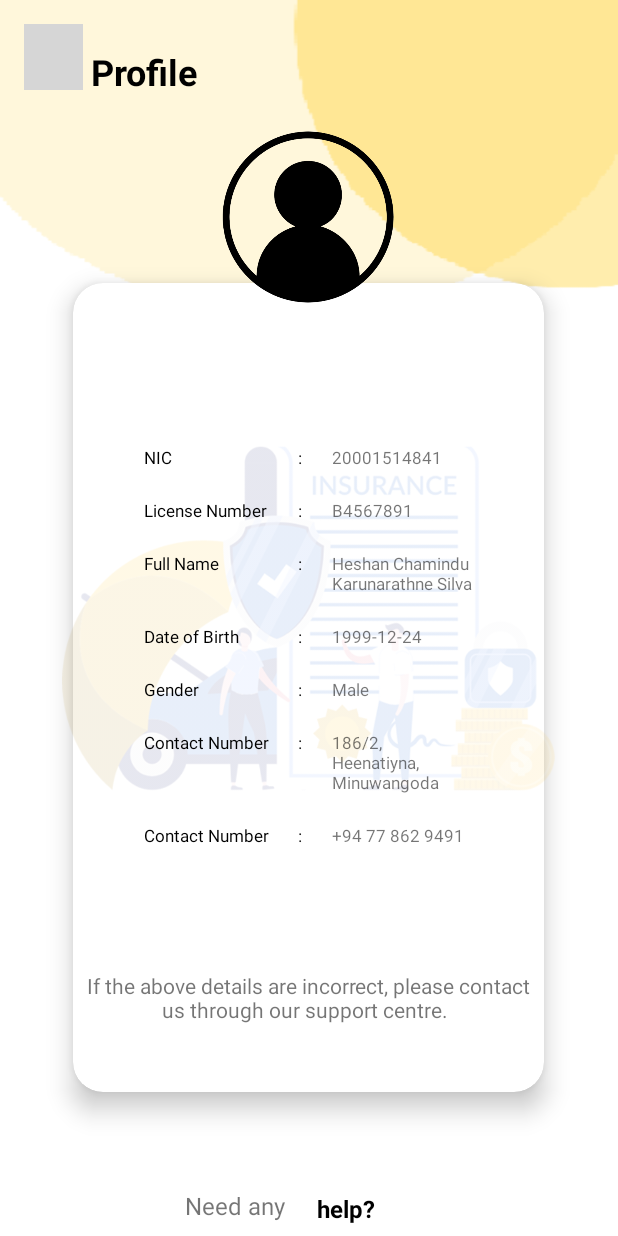
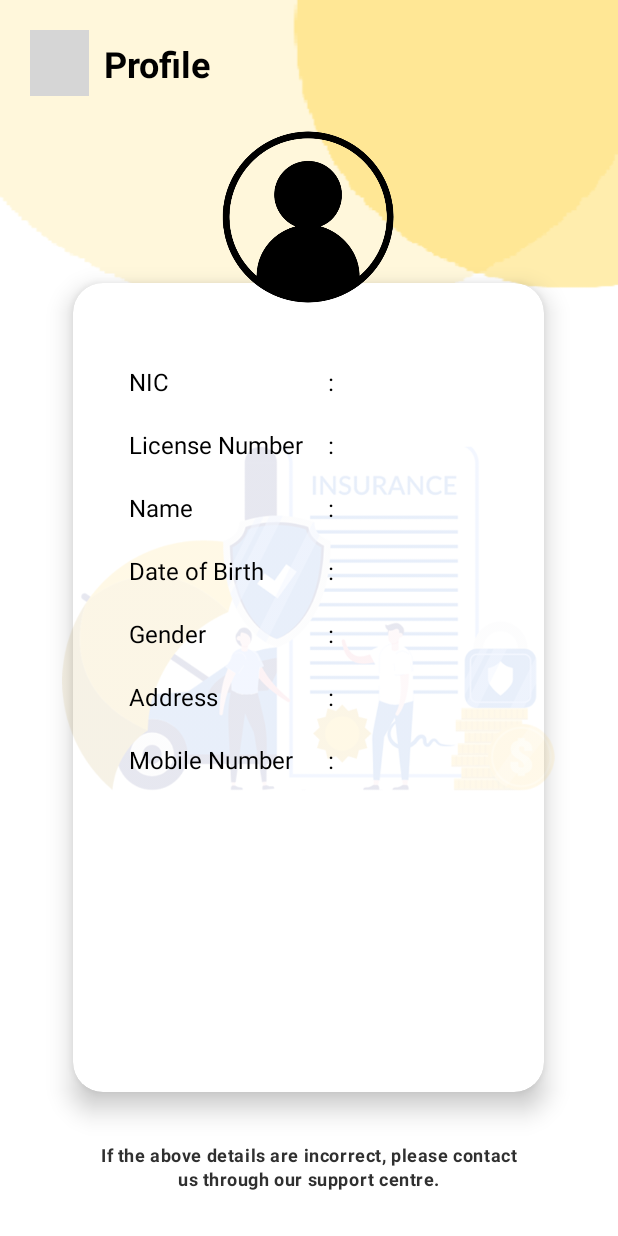
Before and after one commit to BimbiAver/WeCare-Insurance, an Android app: the ProfileActivity screen opened directly, with no data from a screen before it, on a phone screen of 412 x 824 dp. Run offline under Robolectric (Android 15) with nearby library versions, the phone set to English and light mode, and no system bars; network calls fail; grey boxes are pictures that could not be loaded.

Commit message:
ProfileActivity is done

```diff
--- a/app/src/main/java/com/orionsoft/wecareinsurance/DashboardActivity.kt
+++ b/app/src/main/java/com/orionsoft/wecareinsurance/DashboardActivity.kt
@@ -17,6 +17,7 @@ class DashboardActivity : AppCompatActivity(), View.OnClickListener {
 
     private lateinit var txtDashboardGreet: TextView
     private lateinit var btnLogOut: Button
+    private lateinit var imgBtnProfile: ImageButton
     private lateinit var cdViewReportCase: CardView
     private lateinit var cdViewPrevCases: CardView
     private lateinit var cdViewRegVehicles: CardView
@@ -52,6 +53,11 @@ class DashboardActivity : AppCompatActivity(), View.OnClickListener {
                 startActivity(intent)
                 overridePendingTransition(android.R.anim.fade_in, android.R.anim.fade_out)
             }
+            R.id.imgBtnProfile -> {
+                val intent = Intent(this, ProfileActivity::class.java)
+                startActivity(intent)
+                overridePendingTransition(android.R.anim.fade_in, android.R.anim.fade_out)
+            }
         }
     }
 
@@ -65,6 +71,7 @@ class DashboardActivity : AppCompatActivity(), View.OnClickListener {
 
         txtDashboardGreet = findViewById(R.id.txtDashboardGreet)
         btnLogOut = findViewById(R.id.btnLogOut)
+        imgBtnProfile = findViewById(R.id.imgBtnProfile)
         cdViewReportCase = findViewById(R.id.cdViewReportCase)
         cdViewPrevCases = findViewById(R.id.cdViewPrevCases)
         cdViewRegVehicles = findViewById(R.id.cdViewRegVehicles)
@@ -75,6 +82,7 @@ class DashboardActivity : AppCompatActivity(), View.OnClickListener {
 
         // Instantiate the setOnClickListener(s) at runtime
         btnLogOut.setOnClickListener(this)
+        imgBtnProfile.setOnClickListener(this)
         cdViewReportCase.setOnClickListener(this)
         cdViewPrevCases.setOnClickListener(this)
         cdViewRegVehicles.setOnClickListener(this)
--- a/app/src/main/java/com/orionsoft/wecareinsurance/ProfileActivity.kt
+++ b/app/src/main/java/com/orionsoft/wecareinsurance/ProfileActivity.kt
@@ -1,11 +1,71 @@
 package com.orionsoft.wecareinsurance
 
+import android.content.Intent
+import android.net.Uri
 import androidx.appcompat.app.AppCompatActivity
 import android.os.Bundle
+import android.view.View
+import android.widget.ImageButton
+import android.widget.TextView
 
-class ProfileActivity : AppCompatActivity() {
+class ProfileActivity : AppCompatActivity(), View.OnClickListener {
+
+    private lateinit var imgBtnProfBack: ImageButton
+    private lateinit var txtProfNIC: TextView
+    private lateinit var txtProfLicenseNo: TextView
+    private lateinit var txtProfName: TextView
+    private lateinit var txtProfDOB: TextView
+    private lateinit var txtProfGender: TextView
+    private lateinit var txtProfAddress: TextView
+    private lateinit var txtProfMobNum: TextView
+
+    private var sharedPrefManager: SharedPrefManager? = null // SharedPreferences for login session
+
+//        -----------------------------------------------------------------------------------------------
+
+    //    Activity wide interface - onClick() method
+    override fun onClick(view: View?) {
+        when (view?.id) {
+            R.id.imgBtnProfBack -> {
+                finish()
+                overridePendingTransition(android.R.anim.slide_in_left, android.R.anim.slide_out_right)
+            }
+        }
+    }
+
+//        -----------------------------------------------------------------------------------------------
+
     override fun onCreate(savedInstanceState: Bundle?) {
         super.onCreate(savedInstanceState)
         setContentView(R.layout.activity_profile)
+
+        imgBtnProfBack = findViewById(R.id.imgBtnProfBack)
+        txtProfNIC = findViewById(R.id.txtProfNIC)
+        txtProfLicenseNo = findViewById(R.id.txtProfLicenseNo)
+        txtProfName = findViewById(R.id.txtProfName)
+        txtProfDOB = findViewById(R.id.txtProfDOB)
+        txtProfGender = findViewById(R.id.txtProfGender)
+        txtProfAddress = findViewById(R.id.txtProfAddress)
+        txtProfMobNum = findViewById(R.id.txtProfMobNum)
+
+        sharedPrefManager = SharedPrefManager(this) // Instantiate the SharedPrefManager
+
+        txtProfNIC.text = sharedPrefManager!!.getPreferenceString("nic")
+        txtProfLicenseNo.text = sharedPrefManager!!.getPreferenceString("licenseNo")
+        txtProfName.text = sharedPrefManager!!.getPreferenceString("name")
+        txtProfDOB.text = sharedPrefManager!!.getPreferenceString("dob")
+        txtProfGender.text = sharedPrefManager!!.getPreferenceString("gender")
+        txtProfAddress.text = sharedPrefManager!!.getPreferenceString("address")
+        txtProfMobNum.text = sharedPrefManager!!.getPreferenceString("mobNumber")
+
+        // Instantiate the setOnClickListener(s) at runtime
+        imgBtnProfBack.setOnClickListener(this)
+    }
+
+//        -----------------------------------------------------------------------------------------------
+
+    override fun onBackPressed() {
+        finish()
+        overridePendingTransition(android.R.anim.slide_in_left, android.R.anim.slide_out_right)
     }
 }
--- a/app/src/main/res/layout/activity_dashboard.xml
+++ b/app/src/main/res/layout/activity_dashboard.xml
@@ -297,6 +297,19 @@
 
     </TableLayout>
 
+    <ImageButton
+        android:id="@+id/imgBtnProfile"
+        android:layout_width="45dp"
+        android:layout_height="45dp"
+        android:layout_marginTop="35dp"
+        android:layout_marginEnd="35dp"
+        android:adjustViewBounds="true"
+        android:background="@null"
+        android:scaleType="fitCenter"
+        app:layout_constraintEnd_toEndOf="parent"
+        app:layout_constraintTop_toTopOf="parent"
+        app:srcCompat="@drawable/user" />
+
     <!--        app:layout_constraintTop_toBottomOf="@+id/btn_getstarted"-->
 
 
--- a/app/src/main/res/layout/activity_profile.xml
+++ b/app/src/main/res/layout/activity_profile.xml
@@ -60,81 +60,49 @@
         android:id="@+id/include4"
         layout="@layout/table_profile"
         android:layout_width="279dp"
-        android:layout_height="395dp"
-        app:layout_constraintBottom_toBottomOf="@+id/include"
-        app:layout_constraintEnd_toEndOf="parent"
-        app:layout_constraintHorizontal_bias="0.575"
-        app:layout_constraintStart_toStartOf="@+id/include"
-        app:layout_constraintTop_toTopOf="@+id/img_person_logo"
-        app:layout_constraintVertical_bias="0.588" />
+        android:layout_height="wrap_content"
+        android:layout_marginTop="30dp"
+        app:layout_constraintEnd_toEndOf="@+id/img_person_logo"
+        app:layout_constraintStart_toStartOf="@+id/img_person_logo"
+        app:layout_constraintTop_toBottomOf="@+id/img_person_logo" />
 
     <TextView
         android:id="@+id/txt_support"
-        android:layout_width="wrap_content"
+        android:layout_width="0dp"
         android:layout_height="wrap_content"
-        android:text="If the above details are incorrect, please contact\n               us through our support centre."
-        app:layout_constraintBottom_toBottomOf="@+id/include4"
-        app:layout_constraintEnd_toEndOf="parent"
-        app:layout_constraintStart_toStartOf="parent"
-        app:layout_constraintTop_toTopOf="@+id/include4"
-        app:layout_constraintVertical_bias="1.0" />
-
-    <TextView
-        android:id="@+id/txt_need_already"
-        android:layout_width="72dp"
-        android:layout_height="25dp"
-        android:text="Need any"
-        android:textSize="16sp"
-        app:layout_constraintBottom_toBottomOf="@+id/include"
-        app:layout_constraintEnd_toEndOf="parent"
-        app:layout_constraintHorizontal_bias="0.362"
-        app:layout_constraintStart_toStartOf="parent"
-        app:layout_constraintTop_toBottomOf="@+id/include4"
-        app:layout_constraintVertical_bias="0.946" />
-
-    <TextView
-        android:id="@+id/txtLoginHelp"
-        android:layout_width="50dp"
-        android:layout_height="29dp"
-        android:text="@string/hyperlink3"
-        android:textColor="@color/black"
-        android:textSize="16sp"
+        android:layout_marginBottom="30dp"
+        android:text="If the above details are incorrect, please contact us through our support centre."
+        android:textAlignment="center"
+        android:textAppearance="@style/TextAppearance.Material3.BodySmall"
+        android:textColor="#303030"
         android:textStyle="bold"
         app:layout_constraintBottom_toBottomOf="parent"
-        app:layout_constraintEnd_toEndOf="parent"
-        app:layout_constraintHorizontal_bias="0.096"
-        app:layout_constraintStart_toEndOf="@+id/txt_need_already"
-        app:layout_constraintTop_toTopOf="@+id/include4"
-        app:layout_constraintVertical_bias="1.0" />
+        app:layout_constraintEnd_toEndOf="@+id/include4"
+        app:layout_constraintStart_toStartOf="@+id/include4" />
 
     <ImageButton
-        android:id="@+id/img_btn_back_vehicle"
+        android:id="@+id/imgBtnProfBack"
         android:layout_width="39dp"
         android:layout_height="44dp"
-        android:layout_marginTop="16dp"
+        android:layout_marginStart="20dp"
+        android:layout_marginTop="20dp"
         android:background="@drawable/ic_action_back"
-        app:layout_constraintBottom_toTopOf="@+id/include4"
-        app:layout_constraintEnd_toEndOf="parent"
-        app:layout_constraintHorizontal_bias="0.043"
         app:layout_constraintStart_toStartOf="parent"
         app:layout_constraintTop_toTopOf="parent"
-        app:layout_constraintVertical_bias="0.0"
         tools:ignore="SpeakableTextPresentCheck,TouchTargetSizeCheck" />
 
     <TextView
         android:id="@+id/txt_report"
         android:layout_width="wrap_content"
         android:layout_height="wrap_content"
+        android:layout_marginStart="10dp"
         android:text="Profile"
         android:textColor="@color/black"
         android:textSize="24sp"
         android:textStyle="bold"
-        app:layout_constraintBottom_toTopOf="@+id/include4"
-        app:layout_constraintEnd_toEndOf="parent"
-        app:layout_constraintHorizontal_bias="0.179"
-        app:layout_constraintStart_toStartOf="parent"
-        app:layout_constraintTop_toTopOf="@+id/include"
-        app:layout_constraintVertical_bias="0.124" />
+        app:layout_constraintBottom_toBottomOf="@+id/imgBtnProfBack"
+        app:layout_constraintStart_toEndOf="@+id/imgBtnProfBack"
+        app:layout_constraintTop_toTopOf="@+id/imgBtnProfBack" />
 
 
 </androidx.constraintlayout.widget.ConstraintLayout>
--- a/app/src/main/res/layout/table_profile.xml
+++ b/app/src/main/res/layout/table_profile.xml
@@ -12,12 +12,12 @@
         <TableRow android:padding="10dp" >
 
             <TextView
-                android:textSize="11dp"
-                android:textColor="@color/black"
                 android:layout_width="wrap_content"
                 android:layout_height="wrap_content"
                 android:layout_weight="1"
-                android:text="NIC" />
+                android:text="NIC"
+                android:textColor="@color/black"
+                android:textSize="16sp" />
 
             <TextView
                 android:layout_width="wrap_content"
@@ -25,169 +25,174 @@
                 android:layout_weight="1"
                 android:text=":"
                 android:textColor="@color/black"
-                android:textSize="11dp" />
+                android:textSize="16sp" />
 
             <TextView
-                android:id="@+id/txt_nic"
-                android:textSize="11dp"
+                android:id="@+id/txtProfNIC"
                 android:layout_width="wrap_content"
                 android:layout_height="wrap_content"
-                android:layout_weight="1"
-                android:text="20001514841" />
+                android:layout_weight="5"
+                android:textSize="16sp" />
         </TableRow>
 
         <TableRow  android:padding="10dp">
 
             <TextView
-                android:textSize="11dp"
-                android:textColor="@color/black"
                 android:layout_width="wrap_content"
                 android:layout_height="wrap_content"
                 android:layout_weight="1"
-                android:text="License Number" />
+                android:text="License Number"
+                android:textColor="@color/black"
+                android:textSize="16sp" />
+
             <TextView
-                android:textSize="11dp"
-                android:textColor="@color/black"
                 android:layout_width="wrap_content"
                 android:layout_height="wrap_content"
                 android:layout_weight="1"
-                android:text=":" />
+                android:text=":"
+                android:textColor="@color/black"
+                android:textSize="16sp" />
+
             <TextView
-                android:id="@+id/txt_license_number"
-                android:textSize="11dp"
+                android:id="@+id/txtProfLicenseNo"
                 android:layout_width="wrap_content"
                 android:layout_height="wrap_content"
-                android:layout_weight="1"
-                android:text="B4567891" />
+                android:layout_weight="5"
+                android:textSize="16sp" />
 
         </TableRow>
         <TableRow android:padding="10dp">
 
             <TextView
-                android:textSize="11dp"
-                android:textColor="@color/black"
                 android:layout_width="wrap_content"
                 android:layout_height="wrap_content"
                 android:layout_weight="1"
-                android:text="Full Name" />
+                android:text="Name"
+                android:textColor="@color/black"
+                android:textSize="16sp" />
+
             <TextView
-                android:textSize="11dp"
-                android:textColor="@color/black"
                 android:layout_width="wrap_content"
                 android:layout_height="wrap_content"
                 android:layout_weight="1"
-                android:text=":" />
+                android:text=":"
+                android:textColor="@color/black"
+                android:textSize="16sp" />
+
             <TextView
-                android:id="@+id/txt_full_name"
-                android:textSize="11dp"
+                android:id="@+id/txtProfName"
                 android:layout_width="wrap_content"
                 android:layout_height="wrap_content"
-                android:layout_weight="1"
-                android:text="Heshan Chamindu \nKarunarathne Silva" />
+                android:layout_weight="5"
+                android:textSize="16sp" />
 
         </TableRow>
 
         <TableRow  android:padding="10dp">
 
             <TextView
-                android:textSize="11dp"
-                android:textColor="@color/black"
                 android:layout_width="wrap_content"
                 android:layout_height="wrap_content"
                 android:layout_weight="1"
-                android:text="Date of Birth" />
+                android:text="Date of Birth"
+                android:textColor="@color/black"
+                android:textSize="16sp" />
+
             <TextView
-                android:textSize="11dp"
-                android:textColor="@color/black"
                 android:layout_width="wrap_content"
                 android:layout_height="wrap_content"
                 android:layout_weight="1"
-                android:text=":" />
+                android:text=":"
+                android:textColor="@color/black"
+                android:textSize="16sp" />
+
             <TextView
-                android:id="@+id/txt_dob"
-                android:textSize="11dp"
+                android:id="@+id/txtProfDOB"
                 android:layout_width="wrap_content"
                 android:layout_height="wrap_content"
-                android:layout_weight="1"
-                android:text="1999-12-24" />
+                android:layout_weight="5"
+                android:textSize="16sp" />
 
         </TableRow>
 
         <TableRow  android:padding="10dp">
 
             <TextView
-                android:textSize="11dp"
-                android:textColor="@color/black"
                 android:layout_width="wrap_content"
                 android:layout_height="wrap_content"
                 android:layout_weight="1"
-                android:text="Gender" />
+                android:text="Gender"
+                android:textColor="@color/black"
+                android:textSize="16sp" />
+
             <TextView
-                android:textSize="11dp"
-                android:textColor="@color/black"
                 android:layout_width="wrap_content"
                 android:layout_height="wrap_content"
                 android:layout_weight="1"
-                android:text=":" />
+                android:text=":"
+                android:textColor="@color/black"
+                android:textSize="16sp" />
+
             <TextView
-                android:id="@+id/txt_gender"
-                android:textSize="11dp"
+                android:id="@+id/txtProfGender"
                 android:layout_width="wrap_content"
                 android:layout_height="wrap_content"
-                android:layout_weight="1"
-                android:text="Male" />
+                android:layout_weight="5"
+                android:textSize="16sp" />
 
         </TableRow>
 
     <TableRow  android:padding="10dp">
 
         <TextView
-            android:textSize="11dp"
-            android:textColor="@color/black"
             android:layout_width="wrap_content"
             android:layout_height="wrap_content"
             android:layout_weight="1"
-            android:text="Contact Number" />
+            android:text="Address"
+            android:textColor="@color/black"
+            android:textSize="16sp" />
+
         <TextView
-            android:textSize="11dp"
-            android:textColor="@color/black"
             android:layout_width="wrap_content"
             android:layout_height="wrap_content"
             android:layout_weight="1"
-            android:text=":" />
+            android:text=":"
+            android:textColor="@color/black"
+            android:textSize="16sp" />
+
         <TextView
-            android:id="@+id/txt_address"
-            android:textSize="11dp"
+            android:id="@+id/txtProfAddress"
             android:layout_width="wrap_content"
             android:layout_height="wrap_content"
-            android:layout_weight="1"
-            android:text="186/2,\nHeenatiyna, \nMinuwangoda" />
+            android:layout_weight="5"
+            android:textSize="16sp" />
 
     </TableRow>
 
     <TableRow  android:padding="10dp">
 
         <TextView
-            android:textSize="11dp"
-            android:textColor="@color/black"
             android:layout_width="wrap_content"
             android:layout_height="wrap_content"
             android:layout_weight="1"
-            android:text="Contact Number" />
+            android:text="Mobile Number"
+            android:textColor="@color/black"
+            android:textSize="16sp" />
+
         <TextView
-            android:textSize="11dp"
-            android:textColor="@color/black"
             android:layout_width="wrap_content"
             android:layout_height="wrap_content"
             android:layout_weight="1"
-            android:text=":" />
+            android:text=":"
+            android:textColor="@color/black"
+            android:textSize="16sp" />
+
         <TextView
-            android:id="@+id/txt_contact_number"
-            android:textSize="11dp"
+            android:id="@+id/txtProfMobNum"
             android:layout_width="wrap_content"
             android:layout_height="wrap_content"
-            android:layout_weight="1"
-            android:text="+94 77 862 9491" />
+            android:layout_weight="5"
+            android:textSize="16sp" />
 
     </TableRow>
 
```
Also changed, not shown: app/src/main/res/drawable/user.png (added).
